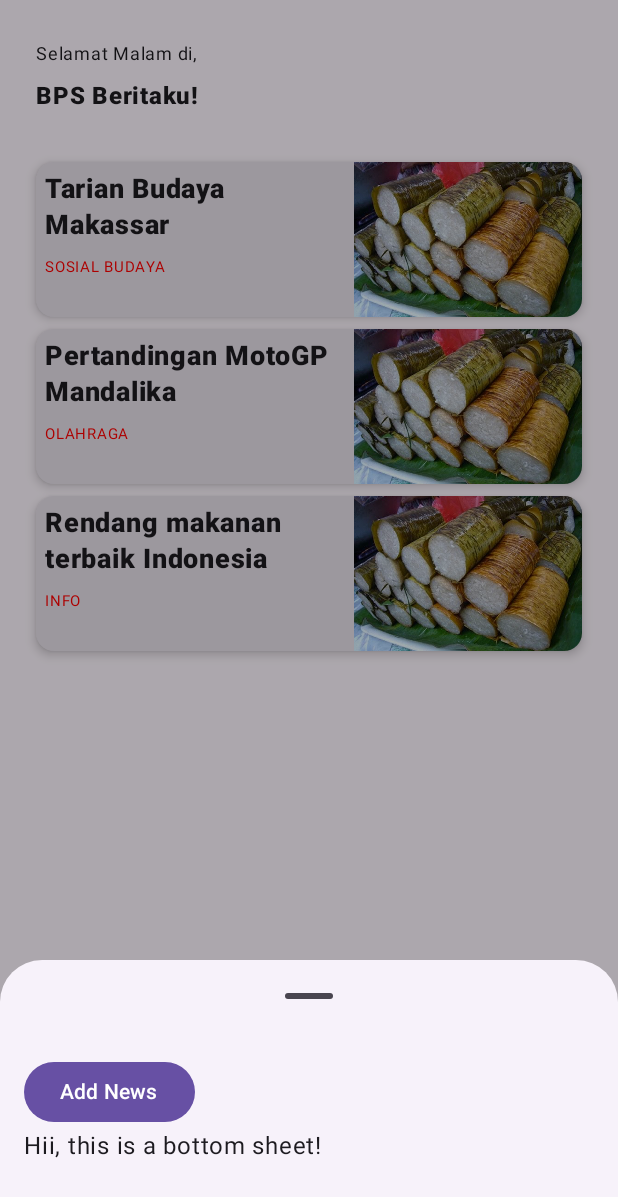
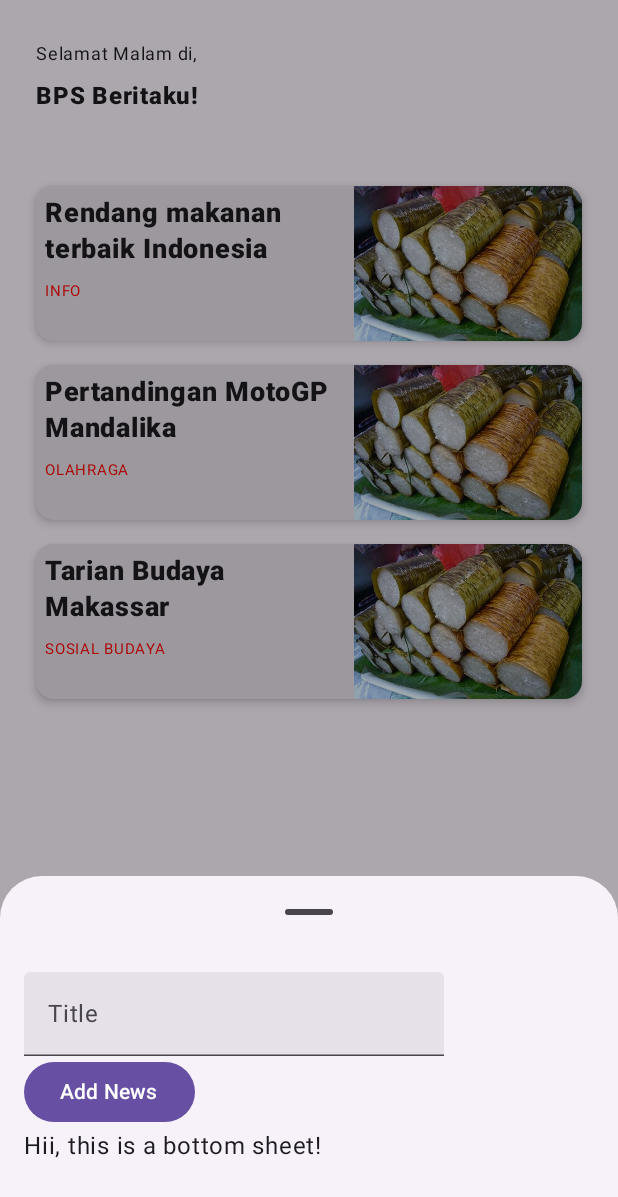
Before and after one commit to sanggar-id/bps, an Android app built with Jetpack Compose: the screen it shows after launch (HomeActivity), after a tap on "add", on a phone screen of 412 x 824 dp. Shown: the top 1197 px of the screen. Run offline under Robolectric (Android 15) with nearby library versions, the phone set to English and light mode, and no system bars; our stand-ins replace Dagger/Hilt's generated code.

Commit message:
feat: handle sheetState behavior

```diff
--- a/features/home/src/main/java/com/isfa/home/data/NewsRepository.kt
+++ b/features/home/src/main/java/com/isfa/home/data/NewsRepository.kt
@@ -15,7 +15,7 @@ class NewsRepository {
         News("Rendang makanan terbaik Indonesia", "Info")
     )
 
-    fun newsList() = news
+    fun newsList() = news.asReversed()
 
     fun addNews(title: String, category: String) {
         news.add(News(title, category))
--- a/features/home/src/main/java/com/isfa/home/ui/HomeScreen.kt
+++ b/features/home/src/main/java/com/isfa/home/ui/HomeScreen.kt
@@ -29,7 +29,7 @@ fun HomeScreen(
     val news = viewModel.news.toMutableStateList()
 
     LazyColumn(
-        verticalArrangement = Arrangement.spacedBy(8.dp),
+        verticalArrangement = Arrangement.spacedBy(16.dp),
         contentPadding = PaddingValues(24.dp),
         modifier = modifier.fillMaxHeight()
     ) {
--- a/features/home/src/main/java/com/isfa/home/ui/NewsBottomSheet.kt
+++ b/features/home/src/main/java/com/isfa/home/ui/NewsBottomSheet.kt
@@ -8,10 +8,17 @@ import androidx.compose.material3.Button
 import androidx.compose.material3.ExperimentalMaterial3Api
 import androidx.compose.material3.ModalBottomSheet
 import androidx.compose.material3.Text
+import androidx.compose.material3.TextField
 import androidx.compose.material3.rememberModalBottomSheetState
 import androidx.compose.runtime.Composable
+import androidx.compose.runtime.getValue
+import androidx.compose.runtime.mutableStateOf
+import androidx.compose.runtime.remember
+import androidx.compose.runtime.rememberCoroutineScope
+import androidx.compose.runtime.setValue
 import androidx.compose.ui.Modifier
 import androidx.compose.ui.unit.dp
+import kotlinx.coroutines.launch
 
 @OptIn(ExperimentalMaterial3Api::class)
 @Composable
@@ -20,6 +27,8 @@ fun NewsBottomSheet(
     onSheetDismiss: () -> Unit
 ) {
     val sheetState = rememberModalBottomSheetState()
+    val coroutineScope = rememberCoroutineScope()
+    var title by remember { mutableStateOf("") }
 
     ModalBottomSheet(
         onDismissRequest = { onSheetDismiss() },
@@ -29,9 +38,25 @@ fun NewsBottomSheet(
             contentPadding = PaddingValues(16.dp)
         ) {
             item {
+                TextField(
+                    value = title,
+                    label = {
+                        Text(text = "Title")
+                    },
+                    onValueChange = {
+                        title = it
+                    }
+                )
+            }
+
+            item {
                 Button(
                     onClick = {
-                        onAddNewsClick("Ini contoh news title", "ini category nya")
+                        onAddNewsClick(title, "ini category nya")
+
+                        coroutineScope.launch {
+                            sheetState.hide()
+                        }
                     }
                 ) {
                     Text(text = "Add News")
```
